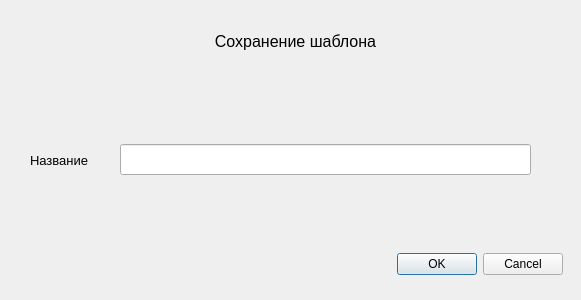
First picture: the form in savetemplate.ui, repository gleboffsky/Dozing, before the edit.
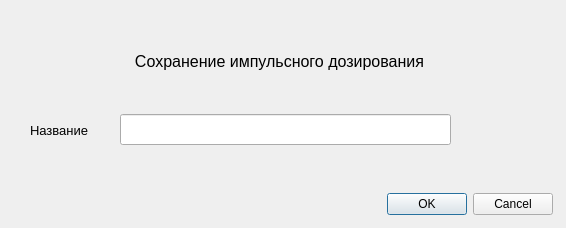
Second picture: the form after the edit.

Commit message: Change labels in delete window. change value of progress bar, resize delete window

```diff
--- a/savetemplate.ui
+++ b/savetemplate.ui
@@ -6,8 +6,8 @@
    <rect>
     <x>0</x>
     <y>0</y>
-    <width>581</width>
-    <height>300</height>
+    <width>566</width>
+    <height>228</height>
    </rect>
   </property>
   <property name="windowTitle">
@@ -16,9 +16,9 @@
   <widget class="QLabel" name="label">
    <property name="geometry">
     <rect>
-     <x>190</x>
-     <y>30</y>
-     <width>211</width>
+     <x>130</x>
+     <y>50</y>
+     <width>299</width>
      <height>22</height>
     </rect>
    </property>
@@ -34,7 +34,7 @@
     </font>
    </property>
    <property name="text">
-    <string>Сохранение шаблона</string>
+    <string>Сохранение импульсного дозирования</string>
    </property>
    <property name="alignment">
     <set>Qt::AlignCenter</set>
@@ -44,7 +44,7 @@
    <property name="geometry">
     <rect>
      <x>30</x>
-     <y>150</y>
+     <y>120</y>
      <width>85</width>
      <height>20</height>
     </rect>
@@ -62,8 +62,8 @@
    <property name="geometry">
     <rect>
      <x>120</x>
-     <y>144</y>
-     <width>411</width>
+     <y>114</y>
+     <width>331</width>
      <height>31</height>
     </rect>
    </property>
@@ -71,8 +71,8 @@
   <widget class="QDialogButtonBox" name="buttonBox">
    <property name="geometry">
     <rect>
-     <x>370</x>
-     <y>250</y>
+     <x>360</x>
+     <y>190</y>
      <width>193</width>
      <height>29</height>
     </rect>
```
The commit also changes 5 other files.
